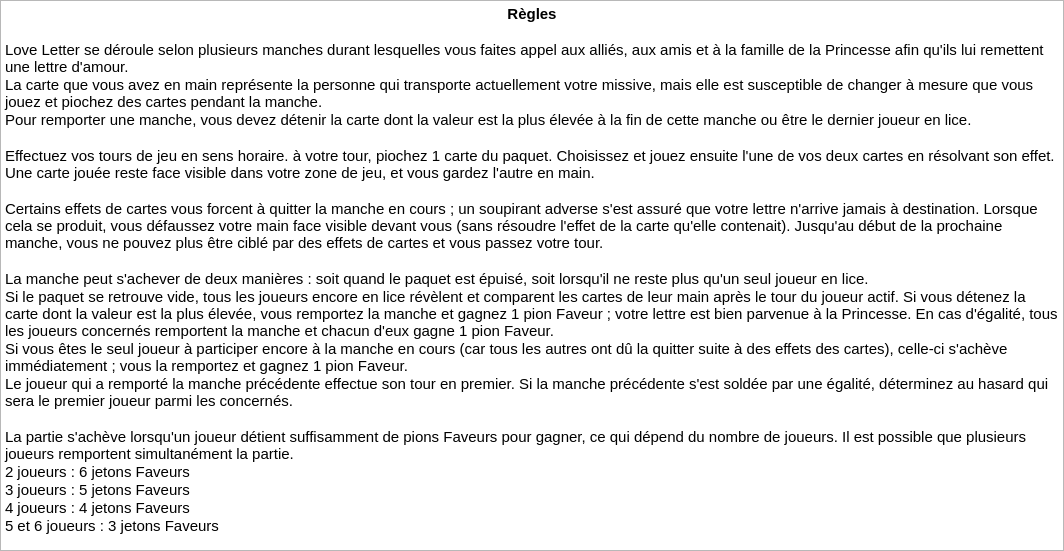
Qt form FichiersQT/affichageRegles.ui (erreur130/LoveLetter) before a commit.
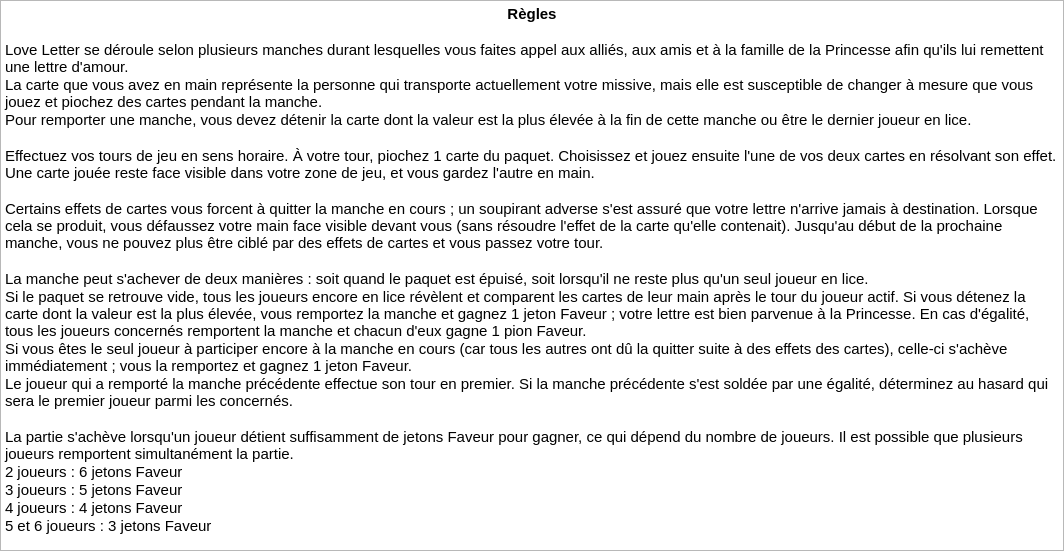
The same form after that commit.

```diff
--- a/FichiersQT/affichageRegles.ui
+++ b/FichiersQT/affichageRegles.ui
@@ -44,27 +44,27 @@
 hr { height: 1px; border-width: 0; }
 li.unchecked::marker { content: &quot;\2610&quot;; }
 li.checked::marker { content: &quot;\2612&quot;; }
-&lt;/style&gt;&lt;/head&gt;&lt;body style=&quot; font-family:'Ubuntu Sans'; font-size:11pt; font-weight:400; font-style:normal;&quot;&gt;
-&lt;p align=&quot;center&quot; style=&quot; margin-top:0px; margin-bottom:0px; margin-left:0px; margin-right:0px; -qt-block-indent:0; text-indent:0px;&quot;&gt;&lt;span style=&quot; font-weight:700;&quot;&gt;Règles&lt;/span&gt;&lt;/p&gt;
-&lt;p align=&quot;center&quot; style=&quot;-qt-paragraph-type:empty; margin-top:0px; margin-bottom:0px; margin-left:0px; margin-right:0px; -qt-block-indent:0; text-indent:0px; font-weight:700;&quot;&gt;&lt;br /&gt;&lt;/p&gt;
-&lt;p style=&quot; margin-top:0px; margin-bottom:0px; margin-left:0px; margin-right:0px; -qt-block-indent:0; text-indent:0px;&quot;&gt;Love Letter se déroule selon plusieurs manches durant lesquelles vous faites appel aux alliés, aux amis et à la famille de la Princesse afin qu'ils lui remettent une lettre d'amour.&lt;/p&gt;
-&lt;p style=&quot; margin-top:0px; margin-bottom:0px; margin-left:0px; margin-right:0px; -qt-block-indent:0; text-indent:0px;&quot;&gt;La carte que vous avez en main représente la personne qui transporte actuellement votre missive, mais elle est susceptible de changer à mesure que vous jouez et piochez des cartes pendant la manche.&lt;/p&gt;
-&lt;p style=&quot; margin-top:0px; margin-bottom:0px; margin-left:0px; margin-right:0px; -qt-block-indent:0; text-indent:0px;&quot;&gt;Pour remporter une manche, vous devez détenir la carte dont la valeur est la plus élevée à la fin de cette manche ou être le dernier joueur en lice.&lt;/p&gt;
-&lt;p style=&quot;-qt-paragraph-type:empty; margin-top:0px; margin-bottom:0px; margin-left:0px; margin-right:0px; -qt-block-indent:0; text-indent:0px;&quot;&gt;&lt;br /&gt;&lt;/p&gt;
-&lt;p style=&quot; margin-top:0px; margin-bottom:0px; margin-left:0px; margin-right:0px; -qt-block-indent:0; text-indent:0px;&quot;&gt;Effectuez vos tours de jeu en sens horaire. à votre tour, piochez 1 carte du paquet. Choisissez et jouez ensuite l'une de vos deux cartes en résolvant son effet. Une carte jouée reste face visible dans votre zone de jeu, et vous gardez l'autre en main.&lt;/p&gt;
-&lt;p style=&quot;-qt-paragraph-type:empty; margin-top:0px; margin-bottom:0px; margin-left:0px; margin-right:0px; -qt-block-indent:0; text-indent:0px;&quot;&gt;&lt;br /&gt;&lt;/p&gt;
-&lt;p style=&quot; margin-top:0px; margin-bottom:0px; margin-left:0px; margin-right:0px; -qt-block-indent:0; text-indent:0px;&quot;&gt;Certains effets de cartes vous forcent à quitter la manche en cours ; un soupirant adverse s'est assuré que votre lettre n'arrive jamais à destination. Lorsque cela se produit, vous défaussez votre main face visible devant vous (sans résoudre l'effet de la carte qu'elle contenait). Jusqu'au début de la prochaine manche, vous ne pouvez plus être ciblé par des effets de cartes et vous passez votre tour. &lt;/p&gt;
-&lt;p style=&quot;-qt-paragraph-type:empty; margin-top:0px; margin-bottom:0px; margin-left:0px; margin-right:0px; -qt-block-indent:0; text-indent:0px;&quot;&gt;&lt;br /&gt;&lt;/p&gt;
-&lt;p style=&quot; margin-top:0px; margin-bottom:0px; margin-left:0px; margin-right:0px; -qt-block-indent:0; text-indent:0px;&quot;&gt;La manche peut s'achever de deux manières : soit quand le paquet est épuisé, soit lorsqu'il ne reste plus qu'un seul joueur en lice.&lt;/p&gt;
-&lt;p style=&quot; margin-top:0px; margin-bottom:0px; margin-left:0px; margin-right:0px; -qt-block-indent:0; text-indent:0px;&quot;&gt;Si le paquet se retrouve vide, tous les joueurs encore en lice révèlent et comparent les cartes de leur main après le tour du joueur actif. Si vous détenez la carte dont la valeur est la plus élevée, vous remportez la manche et gagnez 1 pion Faveur ; votre lettre est bien parvenue à la Princesse. En cas d'égalité, tous les joueurs concernés remportent la manche et chacun d'eux gagne 1 pion Faveur. &lt;/p&gt;
-&lt;p style=&quot; margin-top:0px; margin-bottom:0px; margin-left:0px; margin-right:0px; -qt-block-indent:0; text-indent:0px;&quot;&gt;Si vous êtes le seul joueur à participer encore à la manche en cours (car tous les autres ont dû la quitter suite à des effets des cartes), celle-ci s'achève immédiatement ; vous la remportez et gagnez 1 pion Faveur.&lt;/p&gt;
-&lt;p style=&quot; margin-top:0px; margin-bottom:0px; margin-left:0px; margin-right:0px; -qt-block-indent:0; text-indent:0px;&quot;&gt;Le joueur qui a remporté la manche précédente effectue son tour en premier. Si la manche précédente s'est soldée par une égalité, déterminez au hasard qui sera le premier joueur parmi les concernés. &lt;/p&gt;
-&lt;p style=&quot;-qt-paragraph-type:empty; margin-top:0px; margin-bottom:0px; margin-left:0px; margin-right:0px; -qt-block-indent:0; text-indent:0px;&quot;&gt;&lt;br /&gt;&lt;/p&gt;
-&lt;p style=&quot; margin-top:0px; margin-bottom:0px; margin-left:0px; margin-right:0px; -qt-block-indent:0; text-indent:0px;&quot;&gt;La partie s'achève lorsqu'un joueur détient suffisamment de pions Faveurs pour gagner, ce qui dépend du nombre de joueurs. Il est possible que plusieurs joueurs remportent simultanément la partie.&lt;/p&gt;
-&lt;p style=&quot; margin-top:0px; margin-bottom:0px; margin-left:0px; margin-right:0px; -qt-block-indent:0; text-indent:0px;&quot;&gt;2 joueurs : 6 jetons Faveurs&lt;/p&gt;
-&lt;p style=&quot; margin-top:0px; margin-bottom:0px; margin-left:0px; margin-right:0px; -qt-block-indent:0; text-indent:0px;&quot;&gt;3 joueurs : 5 jetons Faveurs&lt;/p&gt;
-&lt;p style=&quot; margin-top:0px; margin-bottom:0px; margin-left:0px; margin-right:0px; -qt-block-indent:0; text-indent:0px;&quot;&gt;4 joueurs : 4 jetons Faveurs&lt;/p&gt;
-&lt;p style=&quot; margin-top:0px; margin-bottom:0px; margin-left:0px; margin-right:0px; -qt-block-indent:0; text-indent:0px;&quot;&gt;5 et 6 joueurs : 3 jetons Faveurs&lt;/p&gt;&lt;/body&gt;&lt;/html&gt;</string>
+&lt;/style&gt;&lt;/head&gt;&lt;body style=&quot; font-family:'Segoe UI'; font-size:9pt; font-weight:400; font-style:normal;&quot;&gt;
+&lt;p align=&quot;center&quot; style=&quot; margin-top:0px; margin-bottom:0px; margin-left:0px; margin-right:0px; -qt-block-indent:0; text-indent:0px;&quot;&gt;&lt;span style=&quot; font-family:'Ubuntu Sans'; font-size:11pt; font-weight:700;&quot;&gt;Règles&lt;/span&gt;&lt;/p&gt;
+&lt;p align=&quot;center&quot; style=&quot;-qt-paragraph-type:empty; margin-top:0px; margin-bottom:0px; margin-left:0px; margin-right:0px; -qt-block-indent:0; text-indent:0px; font-family:'Ubuntu Sans'; font-size:11pt; font-weight:700;&quot;&gt;&lt;br /&gt;&lt;/p&gt;
+&lt;p style=&quot; margin-top:0px; margin-bottom:0px; margin-left:0px; margin-right:0px; -qt-block-indent:0; text-indent:0px;&quot;&gt;&lt;span style=&quot; font-family:'Ubuntu Sans'; font-size:11pt;&quot;&gt;Love Letter se déroule selon plusieurs manches durant lesquelles vous faites appel aux alliés, aux amis et à la famille de la Princesse afin qu'ils lui remettent une lettre d'amour.&lt;/span&gt;&lt;/p&gt;
+&lt;p style=&quot; margin-top:0px; margin-bottom:0px; margin-left:0px; margin-right:0px; -qt-block-indent:0; text-indent:0px;&quot;&gt;&lt;span style=&quot; font-family:'Ubuntu Sans'; font-size:11pt;&quot;&gt;La carte que vous avez en main représente la personne qui transporte actuellement votre missive, mais elle est susceptible de changer à mesure que vous jouez et piochez des cartes pendant la manche.&lt;/span&gt;&lt;/p&gt;
+&lt;p style=&quot; margin-top:0px; margin-bottom:0px; margin-left:0px; margin-right:0px; -qt-block-indent:0; text-indent:0px;&quot;&gt;&lt;span style=&quot; font-family:'Ubuntu Sans'; font-size:11pt;&quot;&gt;Pour remporter une manche, vous devez détenir la carte dont la valeur est la plus élevée à la fin de cette manche ou être le dernier joueur en lice.&lt;/span&gt;&lt;/p&gt;
+&lt;p style=&quot;-qt-paragraph-type:empty; margin-top:0px; margin-bottom:0px; margin-left:0px; margin-right:0px; -qt-block-indent:0; text-indent:0px; font-family:'Ubuntu Sans'; font-size:11pt;&quot;&gt;&lt;br /&gt;&lt;/p&gt;
+&lt;p style=&quot; margin-top:0px; margin-bottom:0px; margin-left:0px; margin-right:0px; -qt-block-indent:0; text-indent:0px;&quot;&gt;&lt;span style=&quot; font-family:'Ubuntu Sans'; font-size:11pt;&quot;&gt;Effectuez vos tours de jeu en sens horaire. &lt;/span&gt;&lt;span style=&quot; font-size:11pt;&quot;&gt;À&lt;/span&gt;&lt;span style=&quot; font-family:'Ubuntu Sans'; font-size:11pt;&quot;&gt; votre tour, piochez 1 carte du paquet. Choisissez et jouez ensuite l'une de vos deux cartes en résolvant son effet. Une carte jouée reste face visible dans votre zone de jeu, et vous gardez l'autre en main.&lt;/span&gt;&lt;/p&gt;
+&lt;p style=&quot;-qt-paragraph-type:empty; margin-top:0px; margin-bottom:0px; margin-left:0px; margin-right:0px; -qt-block-indent:0; text-indent:0px; font-family:'Ubuntu Sans'; font-size:11pt;&quot;&gt;&lt;br /&gt;&lt;/p&gt;
+&lt;p style=&quot; margin-top:0px; margin-bottom:0px; margin-left:0px; margin-right:0px; -qt-block-indent:0; text-indent:0px;&quot;&gt;&lt;span style=&quot; font-family:'Ubuntu Sans'; font-size:11pt;&quot;&gt;Certains effets de cartes vous forcent à quitter la manche en cours ; un soupirant adverse s'est assuré que votre lettre n'arrive jamais à destination. Lorsque cela se produit, vous défaussez votre main face visible devant vous (sans résoudre l'effet de la carte qu'elle contenait). Jusqu'au début de la prochaine manche, vous ne pouvez plus être ciblé par des effets de cartes et vous passez votre tour. &lt;/span&gt;&lt;/p&gt;
+&lt;p style=&quot;-qt-paragraph-type:empty; margin-top:0px; margin-bottom:0px; margin-left:0px; margin-right:0px; -qt-block-indent:0; text-indent:0px; font-family:'Ubuntu Sans'; font-size:11pt;&quot;&gt;&lt;br /&gt;&lt;/p&gt;
+&lt;p style=&quot; margin-top:0px; margin-bottom:0px; margin-left:0px; margin-right:0px; -qt-block-indent:0; text-indent:0px;&quot;&gt;&lt;span style=&quot; font-family:'Ubuntu Sans'; font-size:11pt;&quot;&gt;La manche peut s'achever de deux manières : soit quand le paquet est épuisé, soit lorsqu'il ne reste plus qu'un seul joueur en lice.&lt;/span&gt;&lt;/p&gt;
+&lt;p style=&quot; margin-top:0px; margin-bottom:0px; margin-left:0px; margin-right:0px; -qt-block-indent:0; text-indent:0px;&quot;&gt;&lt;span style=&quot; font-family:'Ubuntu Sans'; font-size:11pt;&quot;&gt;Si le paquet se retrouve vide, tous les joueurs encore en lice révèlent et comparent les cartes de leur main après le tour du joueur actif. Si vous détenez la carte dont la valeur est la plus élevée, vous remportez la manche et gagnez 1 jeton Faveur ; votre lettre est bien parvenue à la Princesse. En cas d'égalité, tous les joueurs concernés remportent la manche et chacun d'eux gagne 1 pion Faveur. &lt;/span&gt;&lt;/p&gt;
+&lt;p style=&quot; margin-top:0px; margin-bottom:0px; margin-left:0px; margin-right:0px; -qt-block-indent:0; text-indent:0px;&quot;&gt;&lt;span style=&quot; font-family:'Ubuntu Sans'; font-size:11pt;&quot;&gt;Si vous êtes le seul joueur à participer encore à la manche en cours (car tous les autres ont dû la quitter suite à des effets des cartes), celle-ci s'achève immédiatement ; vous la remportez et gagnez 1 jeton Faveur.&lt;/span&gt;&lt;/p&gt;
+&lt;p style=&quot; margin-top:0px; margin-bottom:0px; margin-left:0px; margin-right:0px; -qt-block-indent:0; text-indent:0px;&quot;&gt;&lt;span style=&quot; font-family:'Ubuntu Sans'; font-size:11pt;&quot;&gt;Le joueur qui a remporté la manche précédente effectue son tour en premier. Si la manche précédente s'est soldée par une égalité, déterminez au hasard qui sera le premier joueur parmi les concernés. &lt;/span&gt;&lt;/p&gt;
+&lt;p style=&quot;-qt-paragraph-type:empty; margin-top:0px; margin-bottom:0px; margin-left:0px; margin-right:0px; -qt-block-indent:0; text-indent:0px; font-family:'Ubuntu Sans'; font-size:11pt;&quot;&gt;&lt;br /&gt;&lt;/p&gt;
+&lt;p style=&quot; margin-top:0px; margin-bottom:0px; margin-left:0px; margin-right:0px; -qt-block-indent:0; text-indent:0px;&quot;&gt;&lt;span style=&quot; font-family:'Ubuntu Sans'; font-size:11pt;&quot;&gt;La partie s'achève lorsqu'un joueur détient suffisamment de jetons Faveur pour gagner, ce qui dépend du nombre de joueurs. Il est possible que plusieurs joueurs remportent simultanément la partie.&lt;/span&gt;&lt;/p&gt;
+&lt;p style=&quot; margin-top:0px; margin-bottom:0px; margin-left:0px; margin-right:0px; -qt-block-indent:0; text-indent:0px;&quot;&gt;&lt;span style=&quot; font-family:'Ubuntu Sans'; font-size:11pt;&quot;&gt;2 joueurs : 6 jetons Faveur&lt;/span&gt;&lt;/p&gt;
+&lt;p style=&quot; margin-top:0px; margin-bottom:0px; margin-left:0px; margin-right:0px; -qt-block-indent:0; text-indent:0px;&quot;&gt;&lt;span style=&quot; font-family:'Ubuntu Sans'; font-size:11pt;&quot;&gt;3 joueurs : 5 jetons Faveur&lt;/span&gt;&lt;/p&gt;
+&lt;p style=&quot; margin-top:0px; margin-bottom:0px; margin-left:0px; margin-right:0px; -qt-block-indent:0; text-indent:0px;&quot;&gt;&lt;span style=&quot; font-family:'Ubuntu Sans'; font-size:11pt;&quot;&gt;4 joueurs : 4 jetons Faveur&lt;/span&gt;&lt;/p&gt;
+&lt;p style=&quot; margin-top:0px; margin-bottom:0px; margin-left:0px; margin-right:0px; -qt-block-indent:0; text-indent:0px;&quot;&gt;&lt;span style=&quot; font-family:'Ubuntu Sans'; font-size:11pt;&quot;&gt;5 et 6 joueurs : 3 jetons Faveur&lt;/span&gt;&lt;/p&gt;&lt;/body&gt;&lt;/html&gt;</string>
      </property>
     </widget>
    </item>
```
